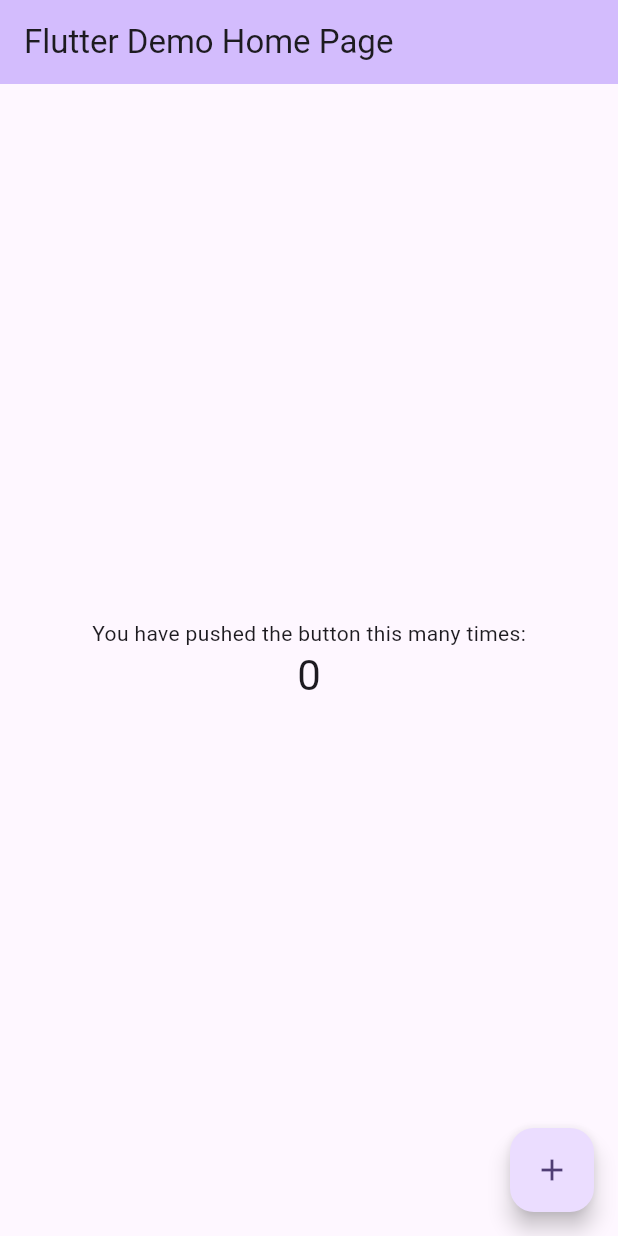
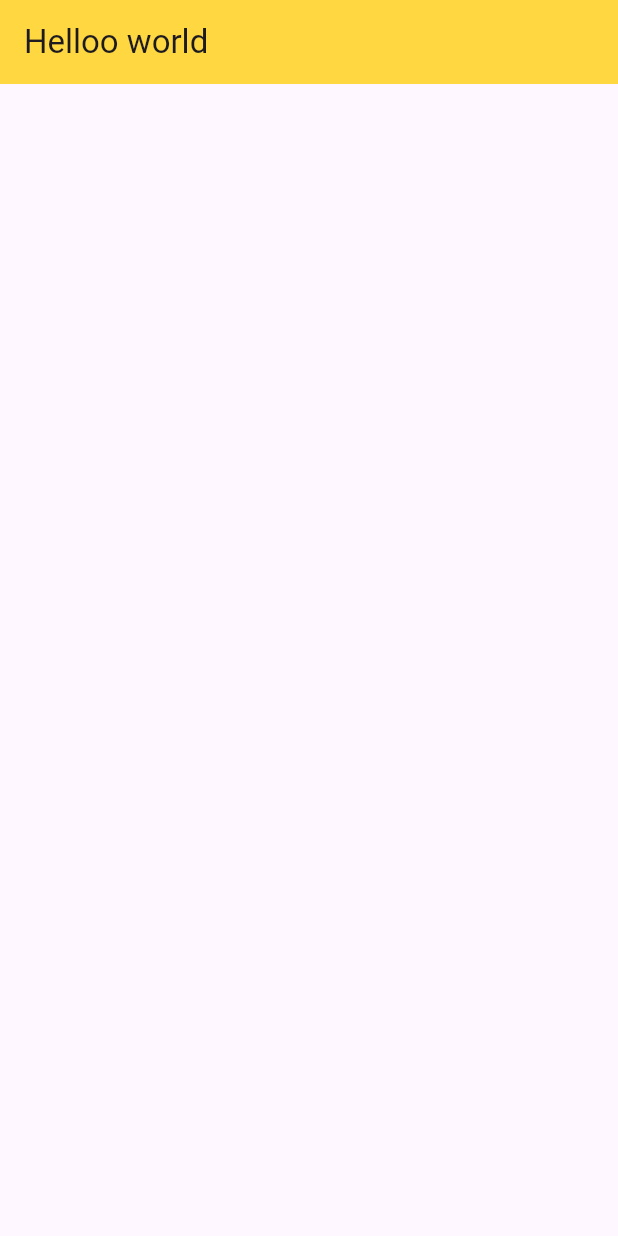
Before and after one commit to dark0crystal/flutterLabExercise, a Flutter app: the screen it shows after launch, on a phone screen of 412 x 824 dp. Run offline on Flutter 3.47's test engine with Material 3 defaults, Android fonts, the phone set to English and light mode, and no system bars.

Commit message:
remove unused code

```diff
--- a/lib/main.dart
+++ b/lib/main.dart
@@ -1,125 +1,12 @@
 import 'package:flutter/material.dart';
 
 void main() {
-  runApp(const MyApp());
+  runApp(MaterialApp(
+    home:Scaffold(
+      appBar: AppBar(
+        title:const Text("Helloo world"),
+        backgroundColor: Colors.amberAccent,
+      ),
+    )
+  ));
 }
-
-class MyApp extends StatelessWidget {
-  const MyApp({super.key});
-
-  // This widget is the root of your application.
-  @override
-  Widget build(BuildContext context) {
-    return MaterialApp(
-      title: 'Flutter Demo',
-      theme: ThemeData(
-        // This is the theme of your application.
-        //
-        // TRY THIS: Try running your application with "flutter run". You'll see
-        // the application has a purple toolbar. Then, without quitting the app,
-        // try changing the seedColor in the colorScheme below to Colors.green
-        // and then invoke "hot reload" (save your changes or press the "hot
-        // reload" button in a Flutter-supported IDE, or press "r" if you used
-        // the command line to start the app).
-        //
-        // Notice that the counter didn't reset back to zero; the application
-        // state is not lost during the reload. To reset the state, use hot
-        // restart instead.
-        //
-        // This works for code too, not just values: Most code changes can be
-        // tested with just a hot reload.
-        colorScheme: ColorScheme.fromSeed(seedColor: Colors.deepPurple),
-        useMaterial3: true,
-      ),
-      home: const MyHomePage(title: 'Flutter Demo Home Page'),
-    );
-  }
-}
-
-class MyHomePage extends StatefulWidget {
-  const MyHomePage({super.key, required this.title});
-
-  // This widget is the home page of your application. It is stateful, meaning
-  // that it has a State object (defined below) that contains fields that affect
-  // how it looks.
-
-  // This class is the configuration for the state. It holds the values (in this
-  // case the title) provided by the parent (in this case the App widget) and
-  // used by the build method of the State. Fields in a Widget subclass are
-  // always marked "final".
-
-  final String title;
-
-  @override
-  State<MyHomePage> createState() => _MyHomePageState();
-}
-
-class _MyHomePageState extends State<MyHomePage> {
-  int _counter = 0;
-
-  void _incrementCounter() {
-    setState(() {
-      // This call to setState tells the Flutter framework that something has
-      // changed in this State, which causes it to rerun the build method below
-      // so that the display can reflect the updated values. If we changed
-      // _counter without calling setState(), then the build method would not be
-      // called again, and so nothing would appear to happen.
-      _counter++;
-    });
-  }
-
-  @override
-  Widget build(BuildContext context) {
-    // This method is rerun every time setState is called, for instance as done
-    // by the _incrementCounter method above.
-    //
-    // The Flutter framework has been optimized to make rerunning build methods
-    // fast, so that you can just rebuild anything that needs updating rather
-    // than having to individually change instances of widgets.
-    return Scaffold(
-      appBar: AppBar(
-        // TRY THIS: Try changing the color here to a specific color (to
-        // Colors.amber, perhaps?) and trigger a hot reload to see the AppBar
-        // change color while the other colors stay the same.
-        backgroundColor: Theme.of(context).colorScheme.inversePrimary,
-        // Here we take the value from the MyHomePage object that was created by
-        // the App.build method, and use it to set our appbar title.
-        title: Text(widget.title),
-      ),
-      body: Center(
-        // Center is a layout widget. It takes a single child and positions it
-        // in the middle of the parent.
-        child: Column(
-          // Column is also a layout widget. It takes a list of children and
-          // arranges them vertically. By default, it sizes itself to fit its
-          // children horizontally, and tries to be as tall as its parent.
-          //
-          // Column has various properties to control how it sizes itself and
-          // how it positions its children. Here we use mainAxisAlignment to
-          // center the children vertically; the main axis here is the vertical
-          // axis because Columns are vertical (the cross axis would be
-          // horizontal).
-          //
-          // TRY THIS: Invoke "debug painting" (choose the "Toggle Debug Paint"
-          // action in the IDE, or press "p" in the console), to see the
-          // wireframe for each widget.
-          mainAxisAlignment: MainAxisAlignment.center,
-          children: <Widget>[
-            const Text(
-              'You have pushed the button this many times:',
-            ),
-            Text(
-              '$_counter',
-              style: Theme.of(context).textTheme.headlineMedium,
-            ),
-          ],
-        ),
-      ),
-      floatingActionButton: FloatingActionButton(
-        onPressed: _incrementCounter,
-        tooltip: 'Increment',
-        child: const Icon(Icons.add),
-      ), // This trailing comma makes auto-formatting nicer for build methods.
-    );
-  }
-}
```
